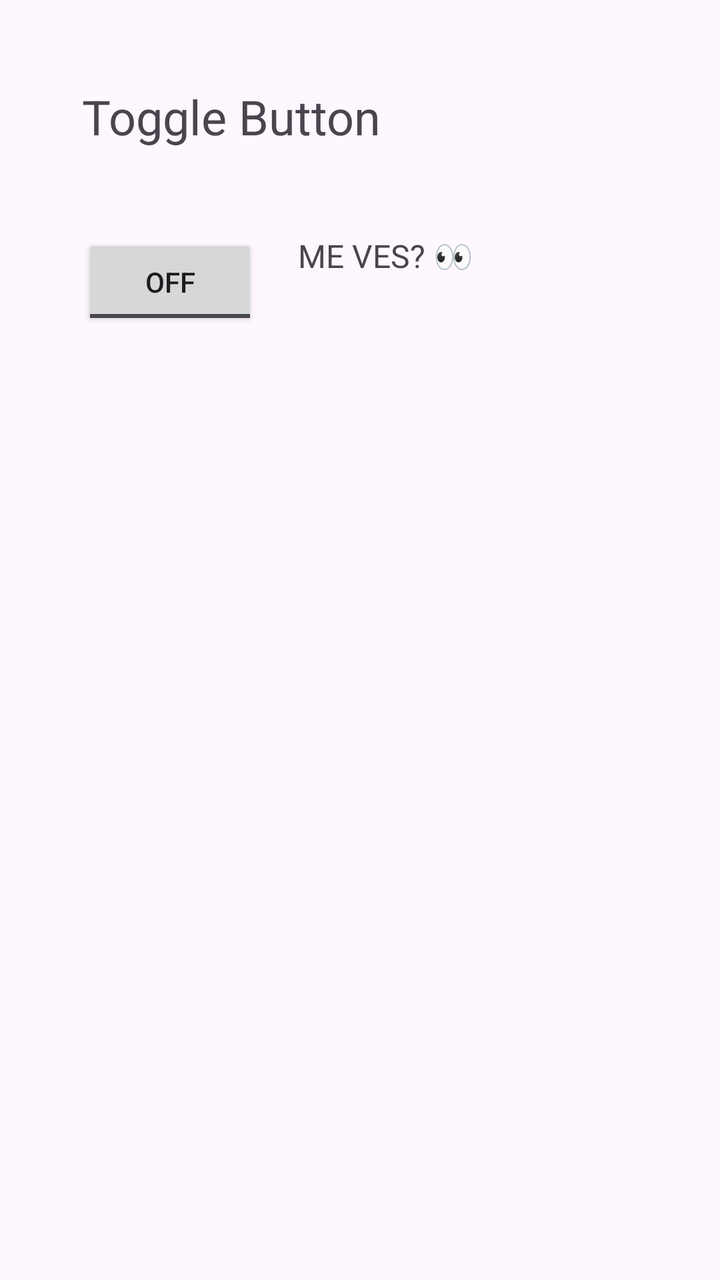
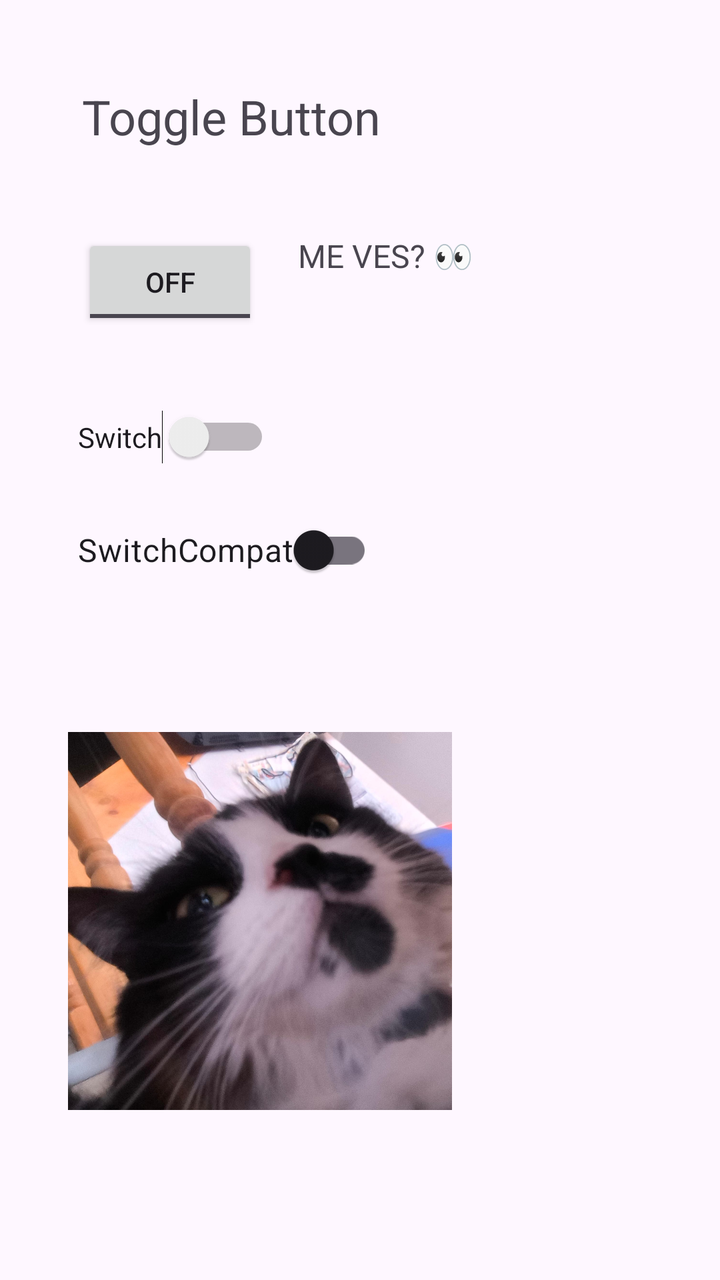

An Android layout rendered at two revisions. The XML below is the earlier revision; the diff shows what the commit changed to produce the second picture.
<!-- AndroidManifest.xml: application theme Theme.ToggleButtonSwitchSwitchCompat -->
<!-- res/layout/activity_main.xml -->
<?xml version="1.0" encoding="utf-8"?>
<androidx.constraintlayout.widget.ConstraintLayout xmlns:android="http://schemas.android.com/apk/res/android"
    xmlns:app="http://schemas.android.com/apk/res-auto"
    xmlns:tools="http://schemas.android.com/tools"
    android:id="@+id/main"
    android:layout_width="match_parent"
    android:layout_height="match_parent"
    tools:context=".MainActivity">

    <ToggleButton
        android:id="@+id/toggleButton"
        android:layout_width="wrap_content"
        android:layout_height="wrap_content"
        android:layout_marginStart="41dp"
        android:layout_marginTop="117dp"
        android:text="ToggleButton"
        app:layout_constraintStart_toStartOf="parent"
        app:layout_constraintTop_toTopOf="parent" />

    <TextView
        android:id="@+id/txtSalida"
        android:layout_width="wrap_content"
        android:layout_height="wrap_content"
        android:layout_marginStart="20dp"
        android:text="ME VES? 👀"
        android:textSize="16sp"
        app:layout_constraintStart_toEndOf="@+id/toggleButton"
        app:layout_constraintTop_toTopOf="@+id/toggleButton" />

    <TextView
        android:id="@+id/textView2"
        android:layout_width="wrap_content"
        android:layout_height="wrap_content"
        android:layout_marginStart="41dp"
        android:layout_marginTop="42dp"
        android:text="Toggle Button"
        android:textSize="24sp"
        app:layout_constraintStart_toStartOf="parent"
        app:layout_constraintTop_toTopOf="parent" />
</androidx.constraintlayout.widget.ConstraintLayout>
<!-- resources referenced by this layout -->
<resources>
  <style name="Theme.ToggleButtonSwitchSwitchCompat" parent="Base.Theme.ToggleButtonSwitchSwitchCompat" />
  <style name="Base.Theme.ToggleButtonSwitchSwitchCompat" parent="Theme.Material3.DayNight.NoActionBar">
          
          
      </style>
</resources>

<!-- the commit's change to res/layout/activity_main.xml (unified diff, before → after) -->
@@ -37,4 +37,38 @@
         android:textSize="24sp"
         app:layout_constraintStart_toStartOf="parent"
         app:layout_constraintTop_toTopOf="parent" />
+
+    <Switch
+        android:id="@+id/switchN"
+        android:layout_width="wrap_content"
+        android:layout_height="wrap_content"
+        android:layout_marginStart="39dp"
+        android:layout_marginTop="40dp"
+        android:text="Switch"
+        app:layout_constraintStart_toStartOf="parent"
+        app:layout_constraintTop_toBottomOf="@+id/toggleButton" />
+
+    <androidx.appcompat.widget.SwitchCompat
+        android:id="@+id/switchCompat"
+        android:layout_width="wrap_content"
+        android:layout_height="wrap_content"
+        android:layout_marginTop="251dp"
+        android:layout_marginBottom="19dp"
+        android:text="SwitchCompat"
+        android:textSize="16sp"
+        app:layout_constraintBottom_toTopOf="@+id/imageView"
+        app:layout_constraintStart_toStartOf="@+id/switchN"
+        app:layout_constraintTop_toTopOf="parent" />
+
+    <ImageView
+        android:id="@+id/imageView"
+        android:layout_width="192dp"
+        android:layout_height="0dp"
+        android:layout_marginStart="34dp"
+        android:layout_marginBottom="37dp"
+        app:layout_constraintBottom_toBottomOf="parent"
+        app:layout_constraintStart_toStartOf="parent"
+        app:layout_constraintTop_toBottomOf="@+id/switchCompat"
+        app:srcCompat="@mipmap/galleta" />
+
 </androidx.constraintlayout.widget.ConstraintLayout>
<!-- resource entries referenced after the edit -->
@@ -1,5 +1,6 @@
 <!-- resources referenced by this layout -->
 <resources>
+  <!-- mipmap galleta: jpeg bitmap (mipmap-hdpi, 205626 bytes) -->
   <style name="Theme.ToggleButtonSwitchSwitchCompat" parent="Base.Theme.ToggleButtonSwitchSwitchCompat" />
   <style name="Base.Theme.ToggleButtonSwitchSwitchCompat" parent="Theme.Material3.DayNight.NoActionBar">
           
